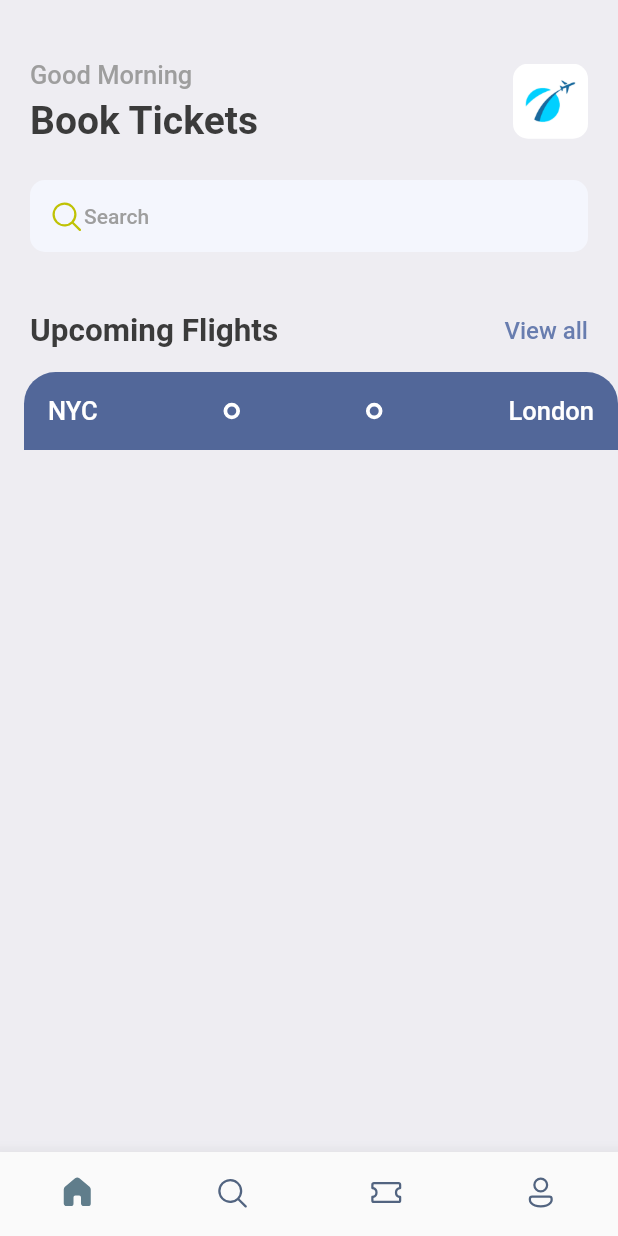
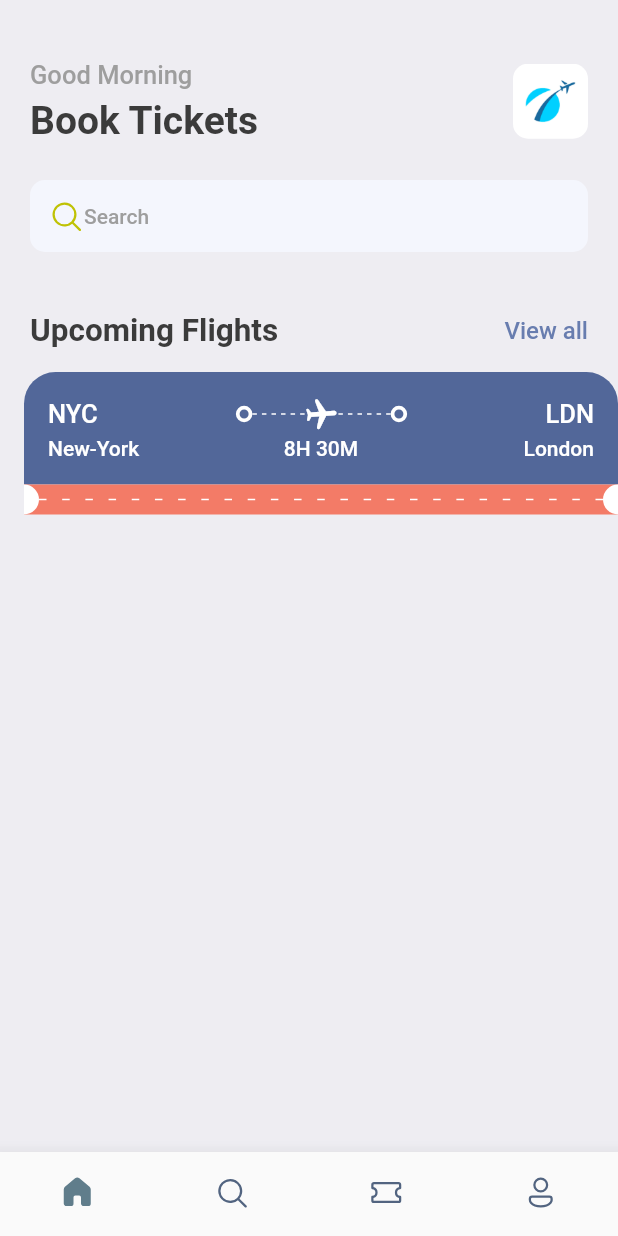
Before and after one commit to akashgiricse/flutter-ticket-booking, a Flutter app: the screen it shows after launch, on a phone screen of 412 x 824 dp. Run offline on Flutter 3.47's test engine with Material 2 defaults, Android fonts, the phone set to English and light mode, and no system bars; our stand-ins replace fluentui_icons, gap.

Commit message:
Design flight ticket, half done

```diff
--- a/lib/screens/ticket_view.dart
+++ b/lib/screens/ticket_view.dart
@@ -1,5 +1,6 @@
 import 'package:flutter/cupertino.dart';
 import 'package:flutter/material.dart';
+import 'package:gap/gap.dart';
 import 'package:ticket_booking/utils/app_layout.dart';
 import 'package:ticket_booking/utils/app_styles.dart';
 import 'package:ticket_booking/widgets/thick_container.dart';
@@ -17,6 +18,9 @@ class TicketView extends StatelessWidget {
         margin: const EdgeInsets.only(left: 16),
         child: Column(
           children: [
+            /*
+            Showing blue part of the ticket/card
+            */
             Container(
               decoration: const BoxDecoration(
                   color: Color(0xFF526799),
@@ -33,17 +37,136 @@ class TicketView extends StatelessWidget {
                         style:
                             Styles.headLineStyle3.copyWith(color: Colors.white),
                       ),
-                      const Spacer(),
+                      Expanded(child: Container()),
                       ThickContainer(),
-                      const Spacer(),
+                      Expanded(
+                        child: Stack(
+                          children: [
+                            SizedBox(
+                              height: 24,
+                              child: LayoutBuilder(
+                                builder: (BuildContext context,
+                                    BoxConstraints constraints) {
+                                  return Flex(
+                                      direction: Axis.horizontal,
+                                      mainAxisAlignment:
+                                          MainAxisAlignment.spaceBetween,
+                                      children: List.generate(
+                                        (constraints.constrainWidth() / 6)
+                                            .floor(),
+                                        (index) => const SizedBox(
+                                          width: 3,
+                                          height: 1,
+                                          child: DecoratedBox(
+                                              decoration: BoxDecoration(
+                                                  color: Colors.white)),
+                                        ),
+                                      ));
+                                },
+                              ),
+                            ),
+                            Center(
+                              child: Transform.rotate(
+                                angle: 1.5,
+                                child: const Icon(
+                                  Icons.local_airport_rounded,
+                                  color: Colors.white,
+                                ),
+                              ),
+                            ),
+                          ],
+                        ),
+                      ),
                       ThickContainer(),
-                      const Spacer(),
+                      Expanded(child: Container()),
                       Text(
-                        "London",
+                        "LDN",
                         style:
                             Styles.headLineStyle3.copyWith(color: Colors.white),
                       )
                     ],
+                  ),
+                  const Gap(3),
+                  Row(
+                    mainAxisAlignment: MainAxisAlignment.spaceBetween,
+                    children: [
+                      SizedBox(
+                        width: 100,
+                        child: Text(
+                          "New-York",
+                          style: Styles.headLineStyle4
+                              .copyWith(color: Colors.white),
+                        ),
+                      ),
+                      Text(
+                        "8H 30M",
+                        style:
+                            Styles.headLineStyle4.copyWith(color: Colors.white),
+                      ),
+                      SizedBox(
+                        width: 100,
+                        child: Text(
+                          "London",
+                          textAlign: TextAlign.end,
+                          style: Styles.headLineStyle4
+                              .copyWith(color: Colors.white),
+                        ),
+                      ),
+                    ],
+                  ),
+                ],
+              ),
+            ),
+            /*
+          Showing orange part of the ticket/card
+           */
+            Container(
+              color: Styles.orangeColor,
+              child: Row(
+                children: [
+                  const SizedBox(
+                    height: 20,
+                    width: 10,
+                    child: DecoratedBox(
+                      decoration: BoxDecoration(
+                        color: Colors.white,
+                        borderRadius: BorderRadius.only(
+                            topRight: Radius.circular(10),
+                            bottomRight: Radius.circular(10)),
+                      ),
+                    ),
+                  ),
+                  Expanded(child: LayoutBuilder(
+                    builder:
+                        (BuildContext context, BoxConstraints constraints) {
+                      return Flex(
+                        direction: Axis.horizontal,
+                        mainAxisAlignment: MainAxisAlignment.spaceBetween,
+                        mainAxisSize: MainAxisSize.max,
+                        children: List.generate(
+                            (constraints.constrainWidth() / 15).floor(),
+                            (index) => const SizedBox(
+                                  width: 5,
+                                  height: 1,
+                                  child: DecoratedBox(
+                                    decoration:
+                                        BoxDecoration(color: Colors.white),
+                                  ),
+                                )),
+                      );
+                    },
+                  )),
+                  const SizedBox(
+                    height: 20,
+                    width: 10,
+                    child: DecoratedBox(
+                      decoration: BoxDecoration(
+                        color: Colors.white,
+                        borderRadius: BorderRadius.only(
+                            topLeft: Radius.circular(10),
+                            bottomLeft: Radius.circular(10)),
+                      ),
+                    ),
                   ),
                 ],
               ),
--- a/lib/utils/app_styles.dart
+++ b/lib/utils/app_styles.dart
@@ -7,7 +7,7 @@ class Styles {
   static Color primaryColor = primary;
   static Color textColor = const Color(0xFF3b3b3b);
   static Color bgColor = const Color(0xFFeeedf2);
-  static Color orangeColor = const Color(0xFF526799);
+  static Color orangeColor = const Color(0xFFF37B67);
 
   static TextStyle textStyle =
       TextStyle(fontSize: 16, color: textColor, fontWeight: FontWeight.w500);
```
